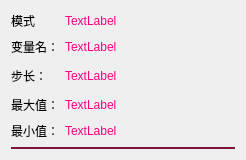
BeQuiet1228/FreeCAD, file src/SmartContorl/VariateItemWidget.ui: the form before one commit.
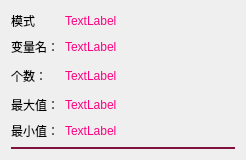
The form after the commit.

Commit message: 调整步长为个数

```diff
--- a/src/SmartContorl/VariateItemWidget.ui
+++ b/src/SmartContorl/VariateItemWidget.ui
@@ -79,7 +79,7 @@
         </size>
        </property>
        <property name="text">
-        <string>步长：</string>
+        <string>个数：</string>
        </property>
       </widget>
      </item>
```
The commit also changes 8 other files.
